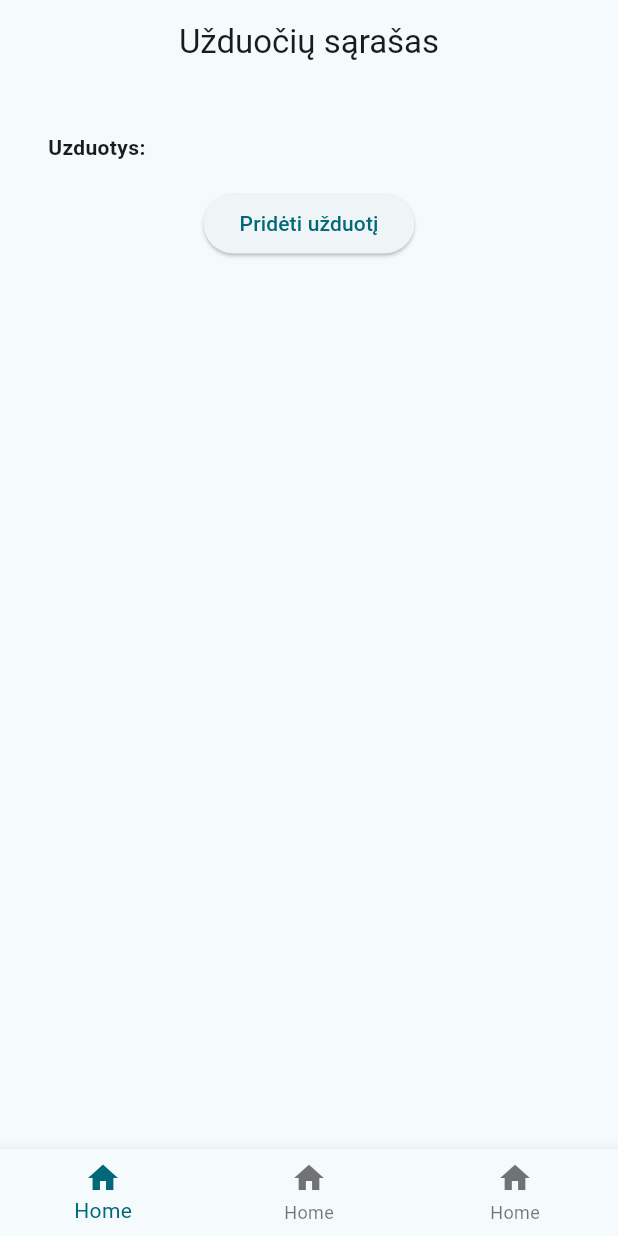
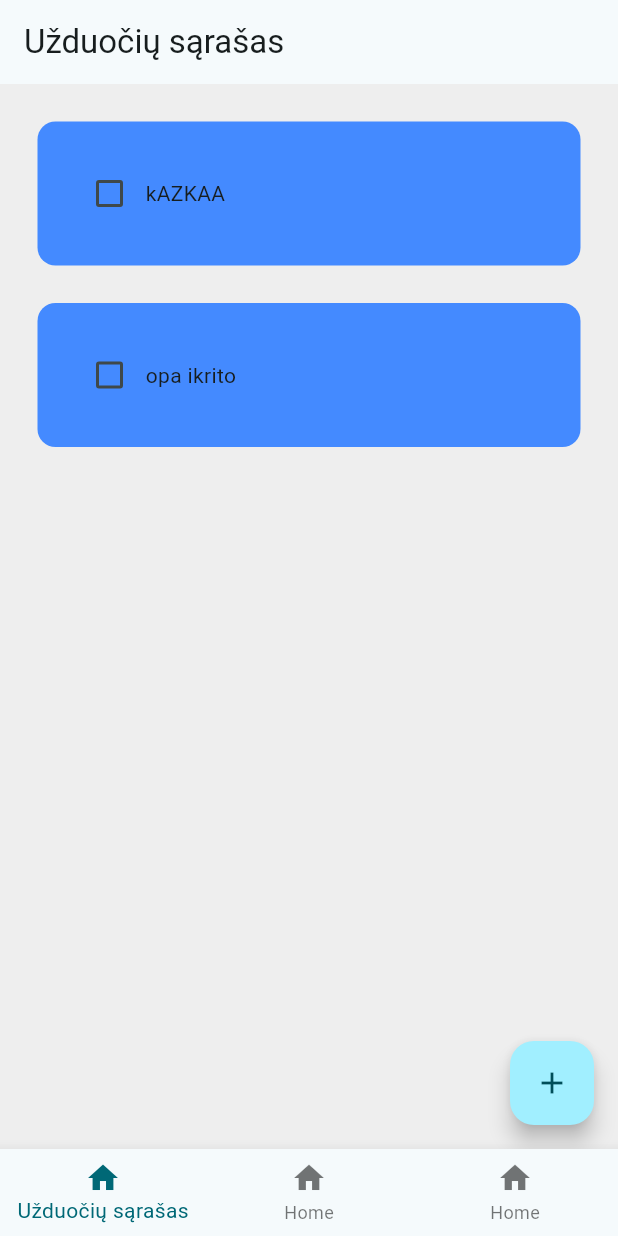
Before and after one commit to PukisCarol/KenGuRuu, a Flutter app: the screen it shows after launch, on a phone screen of 412 x 824 dp. Run offline on Flutter 3.47's test engine with Material 3 defaults, Android fonts, the phone set to English and light mode, and no system bars.

Commit message:
padariau uzduociu sarasa jau normalaiia
uzduociu sarasas jau atrodo stabiliai tik netrina ir neturi atimnties bet cia ateiciai

```diff
--- a/lib/NavigationBar.dart
+++ b/lib/NavigationBar.dart
@@ -45,7 +45,7 @@ class _NavigationBarAppState extends State<NavigationBarApp> {
         onTap: _navigateBottomBar,
         type: BottomNavigationBarType.fixed,
         items: [
-          BottomNavigationBarItem(icon: Icon(Icons.home), label: 'Home'),
+          BottomNavigationBarItem(icon: Icon(Icons.home), label: 'Užduočių sąrašas'),
           BottomNavigationBarItem(icon: Icon(Icons.home), label: 'Home'),
           BottomNavigationBarItem(icon: Icon(Icons.home), label: 'Home'),
         ],
--- a/lib/pages/ToDoListPage.dart
+++ b/lib/pages/ToDoListPage.dart
@@ -1,5 +1,10 @@
+//import 'dart:nativewrappers/_internal/vm/lib/internal_patch.dart';
+
 import 'package:flutter/material.dart';
+import 'package:kenguruu/pages/ToDoPageBox.dart';
 import '../MyApp.dart';
+import 'ToDoPageButton.dart';
+import 'ToDoPageBox.dart';
 
 class ToDoListPage extends StatefulWidget {
   const ToDoListPage({super.key, required this.title});
@@ -11,80 +16,65 @@ class ToDoListPage extends StatefulWidget {
 }
 
 class _ToDoListPageState extends State<ToDoListPage> {
-  late TextEditingController controller;
-  String task = '';
 
-  @override
-  void initState() {
-    super.initState();
+  final _controller = TextEditingController();
 
-    controller = TextEditingController();
+ List toDoList = [
+   ["kAZKAA", false],
+   ["opa ikrito", false],
+ ];
+
+ // checkbox was tapped
+ void checkBoxChanged(bool? value, int index) {
+   setState(() {
+     toDoList[index][1] =  !toDoList[index][1];
+   });
+ }
+
+ //Ideti new task
+  void saveNewTask() {
+   setState(() {
+     toDoList.add([_controller.text, false]);
+     _controller.clear();
+   });
+   Navigator.of(context).pop();
+  }
+
+ // create a new task
+ void createNewTask() {
+   showDialog(
+       context: context,
+       builder: (context) {
+     return ButtonDialog(
+       controller: _controller,
+       onSave: saveNewTask,
+       onCancel: () => Navigator.of(context).pop(),
+     );
+   });
  }
 
   @override
-  void dispose() {
-    controller.dispose();
-
-    super.dispose();
+  Widget build(BuildContext context) {
+    return Scaffold(
+      backgroundColor: Colors.grey[200],
+      appBar: AppBar(
+        title: Text('Užduočių sąrašas'),
+        elevation: 0,
+      ),
+      floatingActionButton: FloatingActionButton(
+          onPressed: createNewTask,
+        child: Icon(Icons.add),
+      ),
+      body: ListView.builder(
+        itemCount: toDoList.length,
+        itemBuilder: (context, index) {
+          return MyTextBox(
+              taskName: toDoList[index][0],
+              taskCompleted: toDoList[index][1],
+              onChanged: (value) => checkBoxChanged(value, index),
+          );
         }
-
-  @override
-  Widget build(BuildContext context) => Scaffold(
-    appBar: AppBar(
-      title: Text("Užduočių sąrašas"),
-      centerTitle: true,
-    ),
-    body: Container(
-      padding: EdgeInsets.all(32),
-      child: Column (
-        children: [
-          Row(
-            children: [
-              Expanded(
-                child: Text(
-                  'Uzduotys: ',
-                  style: TextStyle(fontWeight: FontWeight.bold),
-                ),
-              ),
-              const SizedBox(width: 12),
-              Text(task),
-            ],
-          ),
-          const SizedBox(height: 16),
-          ElevatedButton(
-            child: Text('Pridėti užduotį'),
-            onPressed: () async {
-              final task = await openDialog();
-              if(task == null || task.isEmpty) return;
-
-              setState(() => this.task = task);
-            },
-          ),
-        ],
-      )
-    )
-  );
-
-  Future<String?> openDialog() => showDialog<String>(
-    context: context,
-    builder: (context) => AlertDialog(
-      title: Text('Uzduotis:'),
-      content: TextField(
-        autofocus: true,
-        decoration: InputDecoration(hintText: 'Irasykite uzduoti'),
-        controller: controller,
-      ),
-        actions: [
-          TextButton(
-            onPressed: submit,
-            child: Text('Prideti'),
-          ),
-        ]
       ),
     );
-
-  void submit() {
-    Navigator.of(context).pop(controller.text);
   }
-
 }
--- /dev/null
+++ b/lib/pages/ToDoPageBox.dart
@@ -0,0 +1,41 @@
+import 'package:flutter/material.dart';
+
+class MyTextBox extends StatelessWidget {
+  final String taskName;
+  final bool taskCompleted;
+  Function(bool?)? onChanged;
+
+  MyTextBox({
+    super.key,
+    required this.taskName,
+    required this.taskCompleted,
+    required this.onChanged,
+  });
+
+  @override
+  Widget build(BuildContext context) {
+    return Padding(
+        padding: const EdgeInsets.only(left:25.0, right:25.0, top:25.0),
+        child: Container(
+          padding: EdgeInsets.all(24),
+          decoration: BoxDecoration(
+              color: Colors.blueAccent,
+              borderRadius: BorderRadius.circular(12),
+          ),
+          child: Row(
+            children: [
+              Checkbox(
+                  value: taskCompleted,
+                  onChanged: onChanged,
+                  activeColor: Colors.black,
+              ),
+              Text(
+                taskName,
+                style: TextStyle(decoration: taskCompleted ? TextDecoration.lineThrough : TextDecoration.none),
+              ),
+            ]
+          ),
+        ),
+    );
+  }
+}
```
Also changed, not shown: lib/pages/ToDoPageButton.dart (added, +51 -0 lines), lib/pages/ToDoPageDialogButtons.dart (added, +21 -0 lines). Lines whose indentation alone changed are shown as unchanged.
